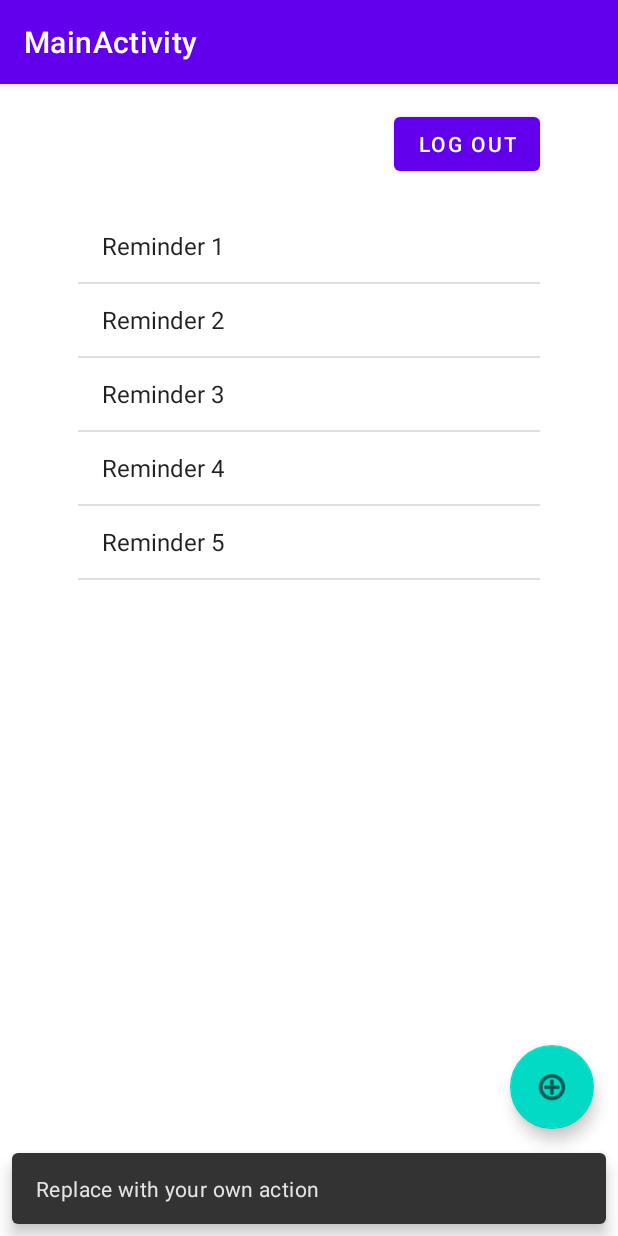
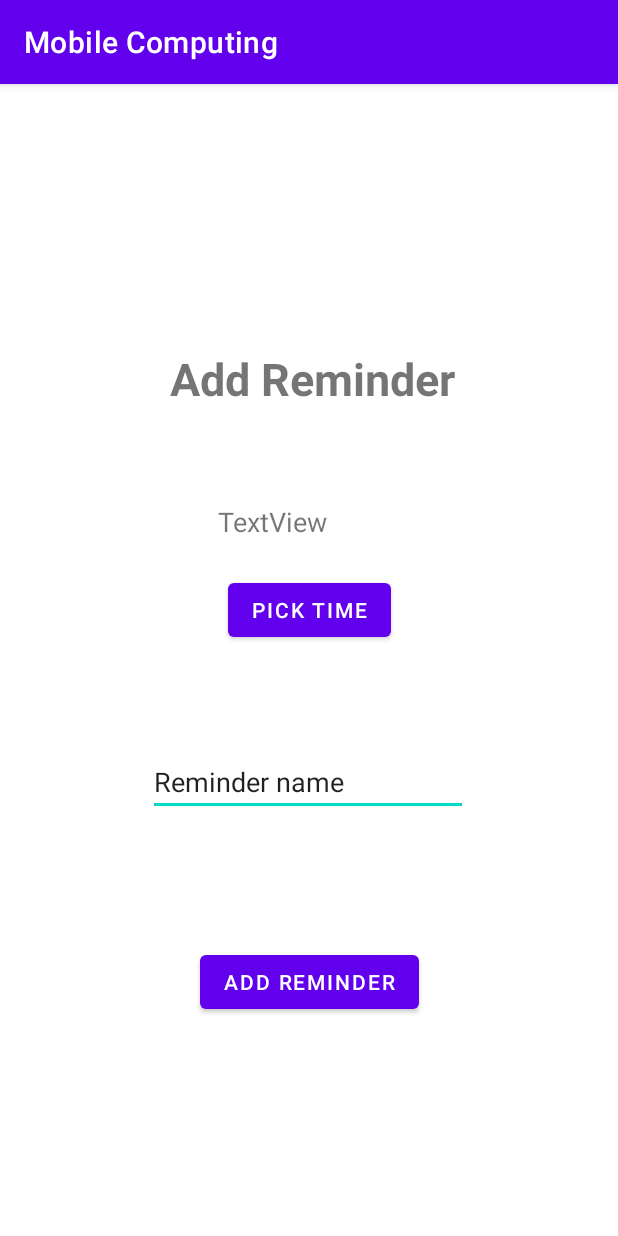
Before and after one commit to jusaarel/mobilecomputing, an Android app: the MainActivity screen opened directly, with no data from a screen before it, after a tap on an icon or button, on a phone screen of 412 x 824 dp. Run offline under Robolectric (Android 15) with nearby library versions, the light colour scheme and no system bars; our stand-ins replace Room's generated code.

Commit message:
HW2 progress. Database problems

```diff
--- a/app/src/main/AndroidManifest.xml
+++ b/app/src/main/AndroidManifest.xml
@@ -9,10 +9,11 @@
         android:roundIcon="@mipmap/ic_launcher_round"
         android:supportsRtl="true"
         android:theme="@style/Theme.MobileComputing">
+        <activity android:name=".ui.login.ReminderActivity"></activity>
         <activity
             android:name=".ui.login.MainActivity"
             android:label="@string/title_activity_main"
-            android:theme="@style/Theme.MobileComputing.NoActionBar"></activity>
+            android:theme="@style/Theme.MobileComputing.NoActionBar" />
         <activity
             android:name=".ui.login.AnotherActivity"
             android:label="@string/title_activity_another"
--- a/app/src/main/java/com/example/mobilecomputing/ui/login/MainActivity.kt
+++ b/app/src/main/java/com/example/mobilecomputing/ui/login/MainActivity.kt
@@ -1,5 +1,6 @@
 package com.example.mobilecomputing.ui.login
 
+import MyListViewItem
 import android.content.Intent
 import android.os.Bundle
 import android.view.View
@@ -10,32 +11,62 @@ import com.google.android.material.floatingactionbutton.FloatingActionButton
 import com.google.android.material.snackbar.Snackbar
 import androidx.appcompat.app.AppCompatActivity
 import androidx.core.content.ContextCompat
+import androidx.room.Room
 import com.example.mobilecomputing.R
+import kotlinx.coroutines.CoroutineScope
+import kotlinx.coroutines.CoroutineStart
+import kotlinx.coroutines.GlobalScope
+import kotlinx.coroutines.GlobalScope.coroutineContext
+import kotlinx.coroutines.launch
+import java.util.*
+import kotlin.collections.ArrayList
+import kotlin.coroutines.CoroutineContext
+import kotlin.coroutines.EmptyCoroutineContext
 
 class MainActivity : AppCompatActivity() {
+
 
     override fun onCreate(savedInstanceState: Bundle?) {
         super.onCreate(savedInstanceState)
         setContentView(R.layout.activity_main)
         setSupportActionBar(findViewById(R.id.toolbar))
 
-        findViewById<FloatingActionButton>(R.id.fab).setOnClickListener { view ->
-            Snackbar.make(view, "Replace with your own action", Snackbar.LENGTH_LONG)
-                    .setAction("Action", null).show()
-        }
+        val db = Room.databaseBuilder(
+            applicationContext,
+            AppDatabase::class.java, "database-name"
+        ).allowMainThreadQueries().build()
+
+        val userDao = db.ReminderSQLDao()
+
+        var Reminder = ReminderSQL(2,"laadidaa")
+
+
+
+        var Reminders : List<ReminderSQL>
+
+
+        Reminders = userDao.getAll()
+
+
+
+        val intent = Intent(this@MainActivity, ReminderActivity::class.java)
+
+
+        findViewById<FloatingActionButton>(R.id.fab).setOnClickListener { ContextCompat.startActivity(this@MainActivity, intent, null) }
 
         val logout = findViewById<Button>(R.id.logout)
         val listview = findViewById<ListView>(R.id.listview)
 
         val listlist = ArrayList<String>()
 
-        listlist.add("Reminder 1")
-        listlist.add("Reminder 2")
-        listlist.add("Reminder 3")
-        listlist.add("Reminder 4")
-        listlist.add("Reminder 5")
+        for (reminder in Reminders)
+        {
+            listlist.add(reminder.message ?: "default")
+        }
 
-        val adapter = ArrayAdapter(this, android.R.layout.simple_list_item_1, listlist)
+
+        val adapter = MyListViewItem(this, listlist)
+        //val adapter = ArrayAdapter(this, android.R.layout.simple_list_item_1, listlist)
         listview.adapter = adapter
 
         logout.setOnClickListener {
@@ -43,4 +74,34 @@ class MainActivity : AppCompatActivity() {
             ContextCompat.startActivity(this@MainActivity, intent, null)
         }
     }
+
+    override fun onResume()
+    {
+        super.onResume()
+        val db = Room.databaseBuilder(
+            applicationContext,
+            AppDatabase::class.java, "database-name"
+        ).allowMainThreadQueries().build()
+
+        val userDao = db.ReminderSQLDao()
+
+        var Reminders : List<ReminderSQL>
+
+
+        Reminders = userDao.getAll()
+
+        val listview = findViewById<ListView>(R.id.listview)
+
+        val listlist = ArrayList<String>()
+
+        for (reminder in Reminders)
+        {
+            listlist.add(reminder.message ?: "default")
+        }
+
+
+        val adapter = MyListViewItem(this, listlist)
+        //val adapter = ArrayAdapter(this, android.R.layout.simple_list_item_1, listlist)
+        listview.adapter = adapter
+    }
 }
--- /dev/null
+++ b/app/src/main/java/com/example/mobilecomputing/ui/login/Reminder.kt
@@ -0,0 +1,49 @@
+package com.example.mobilecomputing.ui.login
+
+import androidx.room.*
+import java.util.*
+
+class Reminder(val name : String, val time : Date) {
+
+
+    public var message = name
+
+    public var location_x : Float = 0f
+    public var location_y : Float = 0f
+
+    public var reminder_time = time;
+    public var reminder_seen = Calendar.getInstance().time
+    public val creation_time = Calendar.getInstance().time
+
+    public var creator_id = 1234
+}
+
+@Entity
+data class ReminderSQL(
+        @PrimaryKey (autoGenerate = true)
+        val id : Int = 0,
+        @ColumnInfo(name = "message") val message: String?
+        //@ColumnInfo(name = "creation_time") val creation_time: Date
+
+)
+
+
+@Dao
+interface ReminderSQLDao {
+    @Query("SELECT * FROM ReminderSQL")
+    fun getAll(): List<ReminderSQL>
+
+    @Query("SELECT * FROM ReminderSQL WHERE message LIKE :message")
+    fun findByName(message: String): ReminderSQL
+
+    @Insert
+    fun insertAll(vararg users: ReminderSQL)
+
+    @Delete
+    fun delete(user: ReminderSQL)
+}
+
+@Database(entities = arrayOf(ReminderSQL::class), version = 1)
+abstract class AppDatabase : RoomDatabase() {
+    abstract fun ReminderSQLDao(): ReminderSQLDao
+}
--- /dev/null
+++ b/app/src/main/java/com/example/mobilecomputing/ui/login/ReminderActivity.kt
@@ -0,0 +1,60 @@
+package com.example.mobilecomputing.ui.login
+
+import android.app.TimePickerDialog
+import androidx.appcompat.app.AppCompatActivity
+import android.os.Bundle
+import android.util.Log
+import android.widget.Button
+import android.widget.EditText
+import android.widget.TextView
+import androidx.room.Room
+import com.example.mobilecomputing.R
+import java.text.SimpleDateFormat
+import java.util.*
+
+class ReminderActivity : AppCompatActivity() {
+    override fun onCreate(savedInstanceState: Bundle?) {
+        super.onCreate(savedInstanceState)
+        setContentView(R.layout.activity_reminder)
+
+
+        val reminderText = findViewById<EditText>(R.id.reminderName)
+        val mPickTimeBtn = findViewById<Button>(R.id.pickTime)
+        val textView     = findViewById<TextView>(R.id.timeView)
+        val addBtn = findViewById<Button>(R.id.add);
+
+        var time =  Calendar.getInstance().time
+        mPickTimeBtn.setOnClickListener {
+            val cal = Calendar.getInstance()
+            val timeSetListener = TimePickerDialog.OnTimeSetListener { timePicker, hour, minute ->
+                cal.set(Calendar.HOUR_OF_DAY, hour)
+                cal.set(Calendar.MINUTE, minute)
+                textView.text = SimpleDateFormat("HH:mm").format(cal.time)
+                time = cal.time
+            }
+            TimePickerDialog(this, timeSetListener, cal.get(Calendar.HOUR_OF_DAY), cal.get(Calendar.MINUTE), true).show()
+        }
+
+        var reminderName : String;
+        reminderName = "laadidaa"
+
+        reminderText.afterTextChanged {
+            reminderName = reminderText.text.toString()
+        }
+        addBtn.setOnClickListener {
+
+            var reminder = ReminderSQL(0, reminderName)
+
+            val db = Room.databaseBuilder(
+                applicationContext,
+                AppDatabase::class.java, "database-name"
+            ).allowMainThreadQueries().build()
+
+            val userDao = db.ReminderSQLDao()
+            userDao.insertAll(reminder)
+            Log.d("REMINDER", reminder.message);
+        }
+
+
+    }
+}
--- /dev/null
+++ b/app/src/main/res/layout/activity_reminder.xml
@@ -0,0 +1,69 @@
+<?xml version="1.0" encoding="utf-8"?>
+<androidx.constraintlayout.widget.ConstraintLayout xmlns:android="http://schemas.android.com/apk/res/android"
+    xmlns:app="http://schemas.android.com/apk/res-auto"
+    xmlns:tools="http://schemas.android.com/tools"
+    android:layout_width="match_parent"
+    android:layout_height="match_parent"
+    tools:context=".ui.login.ReminderActivity">
+
+    <TextView
+        android:id="@+id/textView"
+        android:layout_width="197dp"
+        android:layout_height="39dp"
+        android:layout_marginTop="176dp"
+        android:text="Add Reminder"
+        android:textSize="30sp"
+        android:textStyle="bold"
+        app:layout_constraintEnd_toEndOf="parent"
+        app:layout_constraintHorizontal_bias="0.528"
+        app:layout_constraintStart_toStartOf="parent"
+        app:layout_constraintTop_toTopOf="parent" />
+
+    <EditText
+        android:id="@+id/reminderName"
+        android:layout_width="wrap_content"
+        android:layout_height="wrap_content"
+        android:layout_marginTop="68dp"
+        android:ems="10"
+        android:inputType="textPersonName"
+        android:text="Reminder name"
+        app:layout_constraintEnd_toEndOf="parent"
+        app:layout_constraintHorizontal_bias="0.497"
+        app:layout_constraintStart_toStartOf="parent"
+        app:layout_constraintTop_toBottomOf="@+id/pickTime" />
+
+    <TextView
+        android:id="@+id/timeView"
+        android:layout_width="121dp"
+        android:layout_height="35dp"
+        android:layout_marginTop="64dp"
+        android:text="TextView"
+        android:textSize="18sp"
+        app:layout_constraintEnd_toEndOf="parent"
+        app:layout_constraintStart_toStartOf="parent"
+        app:layout_constraintTop_toBottomOf="@+id/textView"
+        tools:text="Reminder Time" />
+
+    <Button
+        android:id="@+id/pickTime"
+        android:layout_width="wrap_content"
+        android:layout_height="wrap_content"
+        android:layout_marginTop="12dp"
+        android:text="Pick time"
+        app:layout_constraintEnd_toEndOf="parent"
+        app:layout_constraintStart_toStartOf="parent"
+        app:layout_constraintTop_toBottomOf="@+id/timeView"
+        tools:text="Pick time" />
+
+    <Button
+        android:id="@+id/add"
+        android:layout_width="wrap_content"
+        android:layout_height="wrap_content"
+        android:layout_marginTop="260dp"
+        android:text="Add reminder"
+        app:layout_constraintEnd_toEndOf="parent"
+        app:layout_constraintStart_toStartOf="parent"
+        app:layout_constraintTop_toBottomOf="@+id/timeView"
+        tools:text="Add reminder" />
+
+</androidx.constraintlayout.widget.ConstraintLayout>
--- a/build.gradle
+++ b/build.gradle
@@ -9,8 +9,11 @@ buildscript {
         classpath "com.android.tools.build:gradle:4.1.2"
         classpath "org.jetbrains.kotlin:kotlin-gradle-plugin:$kotlin_version"
 
+
         // NOTE: Do not place your application dependencies here; they belong
         // in the individual module build.gradle files
+
+
     }
 }
 
```
Also changed, not shown: app/build.gradle (+9 -2 lines), app/src/main/java/com/example/mobilecomputing/ui/login/MyListViewItem.kt (added, +44 -0 lines), app/src/main/res/layout/listview_withbutton.xml (added, +25 -0 lines).
